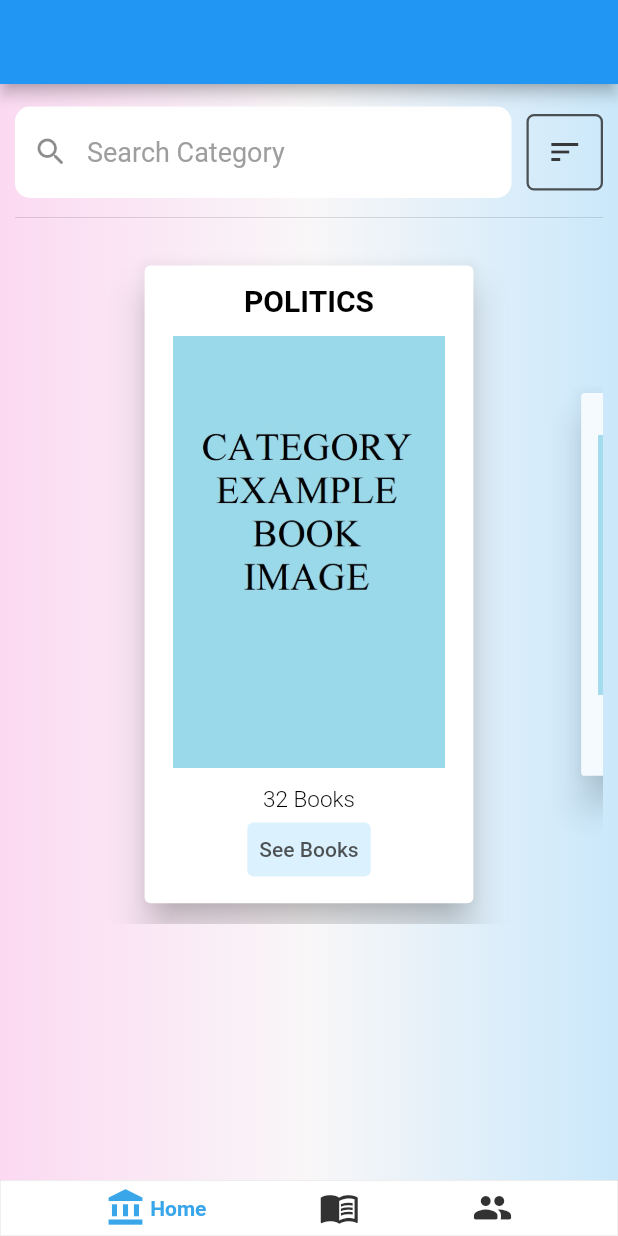
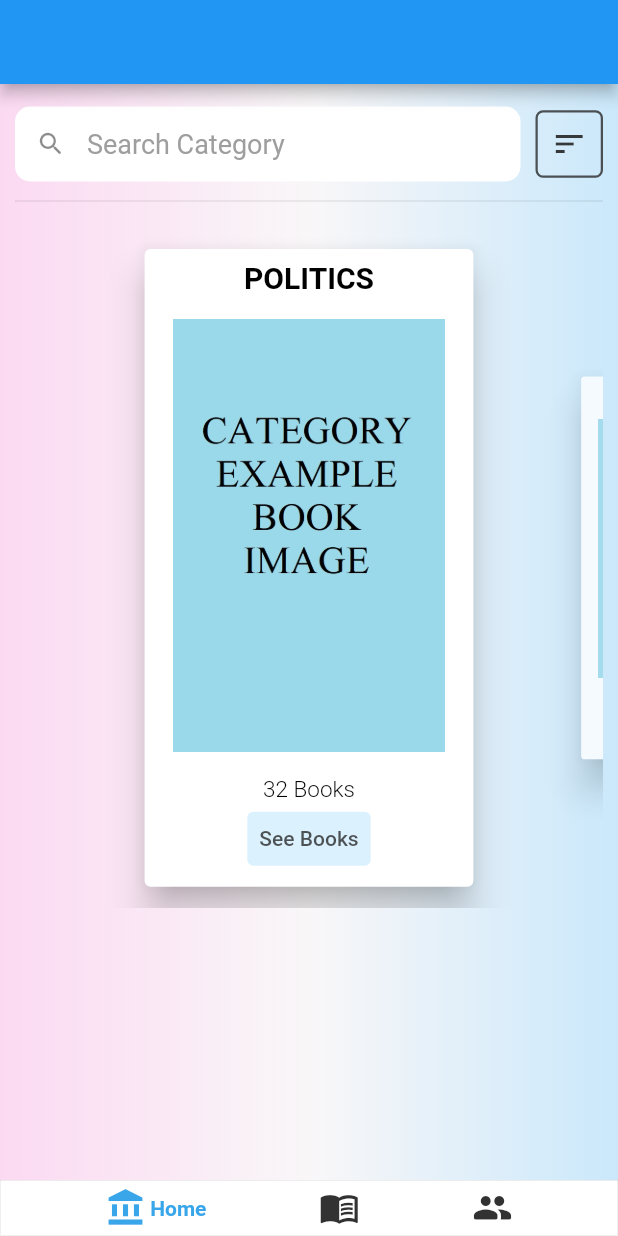
Before and after one commit to GTU-Ghostbusters/shelf_mobil_frontend, a Flutter app: the screen it shows after launch, on a phone screen of 412 x 824 dp. Run offline on Flutter 3.47's test engine with Material 2 defaults, Android fonts, the light colour scheme and no system bars; drawn by our look-alikes of google_nav_bar, scroll_snap_list.

Commit message:
Edited icon and search bar sizes

```diff
--- a/lib/pages/home_page.dart
+++ b/lib/pages/home_page.dart
@@ -46,7 +46,8 @@ class _HomePageState extends State<HomePage> {
               children: [
                 Flexible(
                   flex: 1,
-                  child: TextField(
+                  child: SizedBox(height: 50,
+                    child: TextField(textAlignVertical: TextAlignVertical.bottom,
                       cursorColor: Colors.grey,
                       decoration: InputDecoration(
                         fillColor: Colors.white,
@@ -60,13 +61,14 @@ class _HomePageState extends State<HomePage> {
                         prefixIcon: Container(
                           width: 18,
                           padding: const EdgeInsets.all(5),
-                        child: const Icon(Icons.search_rounded),
+                          child: const Icon(size: 20,Icons.search_rounded),
+                        ),
                       ),
                     ),
                   ),
                 ),
                 const SizedBox(width: 10),
-                Container(
+                Container(height: 45,width: 45,
                   decoration: BoxDecoration(
                     borderRadius: BorderRadius.circular(5),
                     border: Border.all(
@@ -127,7 +129,7 @@ class _HomePageState extends State<HomePage> {
       child: Card(
         elevation: 10,
         child: Column(
-          mainAxisAlignment: MainAxisAlignment.spaceEvenly,
+          mainAxisAlignment: MainAxisAlignment.spaceAround,
           children: [
             Text(
               category.title,
```
Lines whose indentation alone changed are shown as unchanged.
